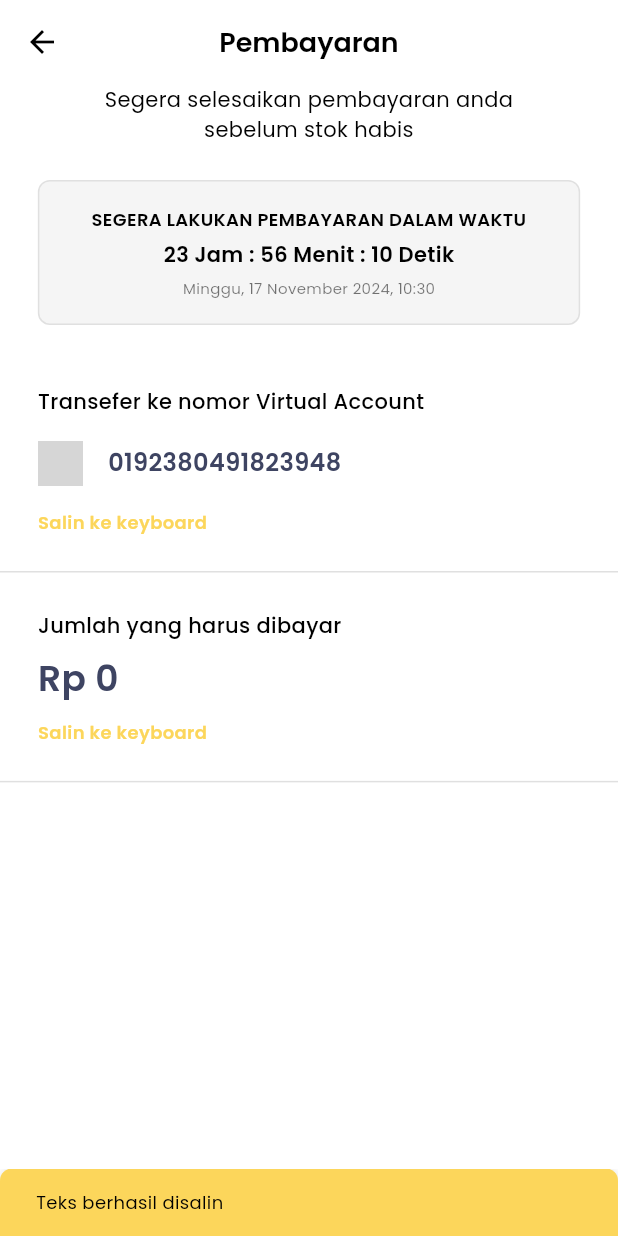
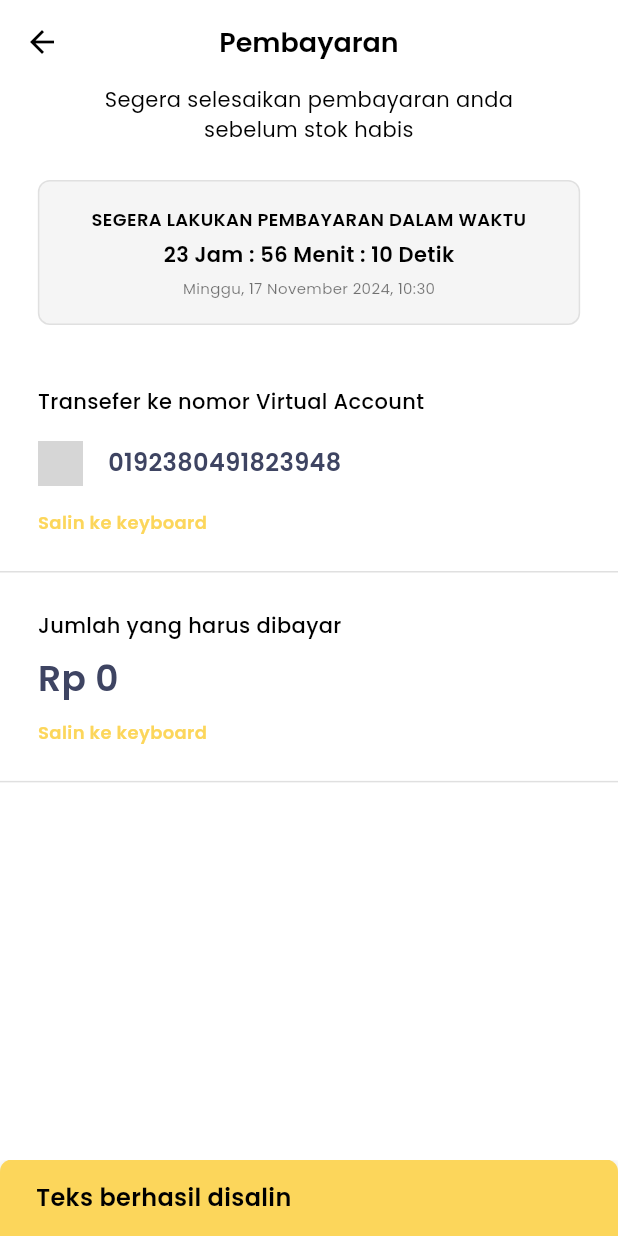
Before and after one commit to ellfarnaz/Ui-Ecommerce-FLutter, a Flutter app: the PaymentDetailScreen screen opened directly with empty values, after a tap on "Salin ke keyboard", on a phone screen of 412 x 824 dp. Run offline on Flutter 3.47's test engine with Material 3 defaults, Android fonts, the light colour scheme and no system bars; our stand-ins replace cached_network_image, flutter_screenutil, google_fonts; grey boxes are pictures that could not be loaded.

Commit message:
cart fix 2

```diff
--- a/lib/features/cart/screens/payment/payment_detail_screen.dart
+++ b/lib/features/cart/screens/payment/payment_detail_screen.dart
@@ -34,7 +34,8 @@ class _PaymentDetailScreenState extends State<PaymentDetailScreen> {
           'Teks berhasil disalin',
           style: TextStyle(
             fontFamily: 'Poppins',
-            fontSize: 12.sp,
+            fontWeight: FontWeight.w600,
+            fontSize: 16.sp,
             color: Colors.black,
           ),
         ),
```
